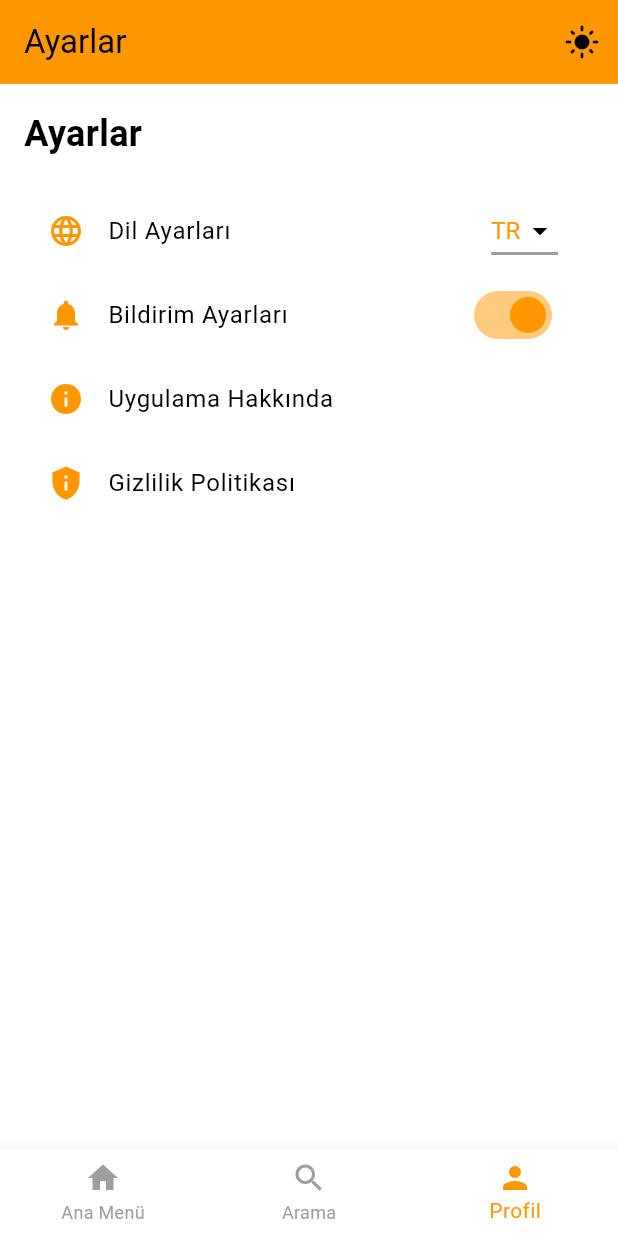
After one commit to efegucuyeter/Flutter-Trendify, a Flutter app: the SettingsScreen screen opened by its route, on a phone screen of 412 x 824 dp. The commit adds this screen. Run offline on Flutter 3.47's test engine with Material 3 defaults, Android fonts, the phone set to English and light mode, and no system bars; our stand-ins replace go_router.

Commit message:
ayarlar sayfası ekledim gece gündüz moduna uyumlu olacak şekilde ayarladım, profil sayfası ile birleştirdim ve geçiş ekledim
Sistemle uyumlu olacak şekilde settings_screen.dart dosyasını ekledim .

```diff
--- a/lib/core/routes.dart
+++ b/lib/core/routes.dart
@@ -1,20 +1,22 @@
+import 'package:flutter/material.dart';
 import 'package:go_router/go_router.dart';
-import '../screens/loading_screen.dart';
 import '../screens/home_screen.dart';
+import '../screens/search_screen.dart';
 import '../screens/profile_screen.dart';
-import '../screens/search_screen.dart';
+import '../screens/settings_screen.dart';
 
 final GoRouter appRouter = GoRouter(
+  initialLocation: '/home',
   routes: [
-    GoRoute(
-      path: '/',
-      name: 'loading',
-      builder: (context, state) => const LoadingScreen(),
-    ),
     GoRoute(
       path: '/home',
       name: 'home',
       builder: (context, state) => const HomeScreen(),
+    ),
+    GoRoute(
+      path: '/search',
+      name: 'search',
+      builder: (context, state) => const SearchScreen(),
     ),
     GoRoute(
       path: '/profile',
@@ -22,9 +24,15 @@ final GoRouter appRouter = GoRouter(
       builder: (context, state) => const ProfileScreen(),
     ),
     GoRoute(
-      path: '/search',
-      name: 'search',
-      builder: (context, state) => const SearchScreen(),
+      path: '/settings',
+      name: 'settings',
+      builder: (context, state) => const SettingsScreen(),
     ),
   ],
+  errorBuilder: (context, state) {
+    return Scaffold(
+      appBar: AppBar(title: const Text('Hata')),
+      body: const Center(child: Text('Bu sayfa bulunamadı.')),
+    );
+  },
 );
--- /dev/null
+++ b/lib/screens/settings_screen.dart
@@ -0,0 +1,180 @@
+import 'package:flutter/material.dart';
+import 'package:provider/provider.dart';
+import 'package:go_router/go_router.dart';
+import '../core/themes.dart';
+
+class SettingsScreen extends StatelessWidget {
+  const SettingsScreen({Key? key}) : super(key: key);
+
+  @override
+  Widget build(BuildContext context) {
+    final themeProvider = Provider.of<ThemeProvider>(context);
+    final isDark = themeProvider.isDark;
+
+    return Scaffold(
+      appBar: AppBar(
+        backgroundColor: AppColors.primary,
+        title: const Text('Ayarlar'),
+        actions: [
+          IconButton(
+            icon: Icon(
+              isDark ? Icons.dark_mode : Icons.light_mode,
+            ),
+            onPressed: () {
+              themeProvider.toggleTheme();
+            },
+          ),
+        ],
+      ),
+      body: Padding(
+        padding: const EdgeInsets.all(16.0),
+        child: Column(
+          crossAxisAlignment: CrossAxisAlignment.start,
+          children: [
+            Text(
+              'Ayarlar',
+              style: TextStyle(
+                fontSize: 24,
+                fontWeight: FontWeight.bold,
+                color: isDark ? AppColors.darkTextPrimary : AppColors.textPrimary,
+              ),
+            ),
+            const SizedBox(height: 20),
+            ListTile(
+              leading: Icon(
+                Icons.language,
+                color: isDark ? AppColors.darkTextSecondary : AppColors.textSecondary,
+              ),
+              title: Text(
+                'Dil Ayarları',
+                style: TextStyle(
+                  fontSize: 16,
+                  color: isDark ? AppColors.darkTextPrimary : AppColors.textPrimary,
+                ),
+              ),
+              trailing: DropdownButton<String>(
+                value: 'TR',
+                dropdownColor: isDark
+                    ? AppColors.darkSecondary
+                    : AppColors.secondary,
+                style: TextStyle(
+                  color: isDark ? AppColors.darkTextPrimary : AppColors.textPrimary,
+                  fontSize: 16,
+                ),
+                underline: Container(
+                  height: 2,
+                  color: isDark ? AppColors.darkAccent : AppColors.accent,
+                ),
+                icon: Icon(
+                  Icons.arrow_drop_down,
+                  color: isDark ? AppColors.darkTextPrimary : AppColors.textPrimary,
+                ),
+                items: ['TR', 'EN'].map((String value) {
+                  return DropdownMenuItem<String>(
+                    value: value,
+                    child: Text(
+                      value,
+                      style: TextStyle(
+                        color: isDark ? AppColors.darkTextSecondary : AppColors.textSecondary,
+                      ),
+                    ),
+                  );
+                }).toList(),
+                onChanged: (String? newValue) {
+                },
+              ),
+            ),
+
+
+            ListTile(
+              leading: Icon(
+                Icons.notifications,
+                color: isDark ? AppColors.darkTextSecondary : AppColors.textSecondary,
+              ),
+              title: Text(
+                'Bildirim Ayarları',
+                style: TextStyle(
+                  fontSize: 16,
+                  color: isDark ? AppColors.darkTextPrimary : AppColors.textPrimary,
+                ),
+              ),
+              trailing: Switch(
+                value: true,
+                activeColor: AppColors.primary,
+                inactiveThumbColor: Colors.grey,
+                inactiveTrackColor: Colors.grey.withOpacity(0.4),
+                onChanged: (value) {},
+              ),
+            ),
+
+            ListTile(
+              leading: Icon(
+                Icons.info,
+                color: isDark ? AppColors.darkTextSecondary : AppColors.textSecondary,
+              ),
+              title: Text(
+                'Uygulama Hakkında',
+                style: TextStyle(
+                  fontSize: 16,
+                  color: isDark ? AppColors.darkTextPrimary : AppColors.textPrimary,
+                ),
+              ),
+              onTap: () {
+                ScaffoldMessenger.of(context).showSnackBar(
+                  const SnackBar(content: Text('Uygulama Hakkında ekranı henüz eklenmedi.')),
+                );
+              },
+            ),
+            ListTile(
+              leading: Icon(
+                Icons.privacy_tip,
+                color: isDark ? AppColors.darkTextSecondary : AppColors.textSecondary,
+              ),
+              title: Text(
+                'Gizlilik Politikası',
+                style: TextStyle(
+                  fontSize: 16,
+                  color: isDark ? AppColors.darkTextPrimary : AppColors.textPrimary,
+                ),
+              ),
+              onTap: () {
+                ScaffoldMessenger.of(context).showSnackBar(
+                  const SnackBar(content: Text('Gizlilik Politikası ekranı henüz eklenmedi.')),
+                );
+              },
+            ),
+          ],
+        ),
+      ),
+      bottomNavigationBar: BottomNavigationBar(
+        backgroundColor: isDark ? AppColors.darkSecondary : AppColors.secondary,
+        currentIndex: 2,
+        selectedItemColor: AppColors.primary,
+        unselectedItemColor: Colors.grey,
+        onTap: (index) {
+          if (index == 0) {
+            context.go('/home');
+          } else if (index == 1) {
+            context.go('/search');
+          } else if (index == 2) {
+            context.go('/profile');
+          }
+        },
+        items: const [
+          BottomNavigationBarItem(
+            icon: Icon(Icons.home),
+            label: 'Ana Menü',
+          ),
+          BottomNavigationBarItem(
+            icon: Icon(Icons.search),
+            label: 'Arama',
+          ),
+          BottomNavigationBarItem(
+            icon: Icon(Icons.person),
+            label: 'Profil',
+          ),
+        ],
+      ),
+    );
+  }
+}
```
Also changed, not shown: lib/screens/profile_screen.dart (+65 -0 lines), 1 other file.
